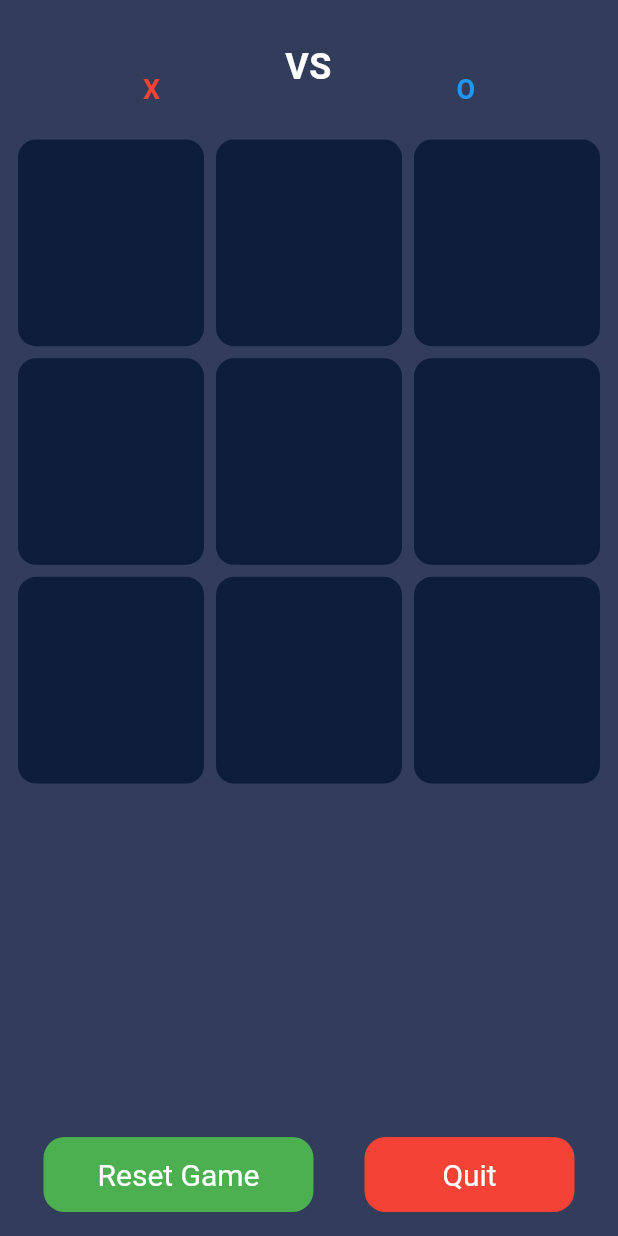
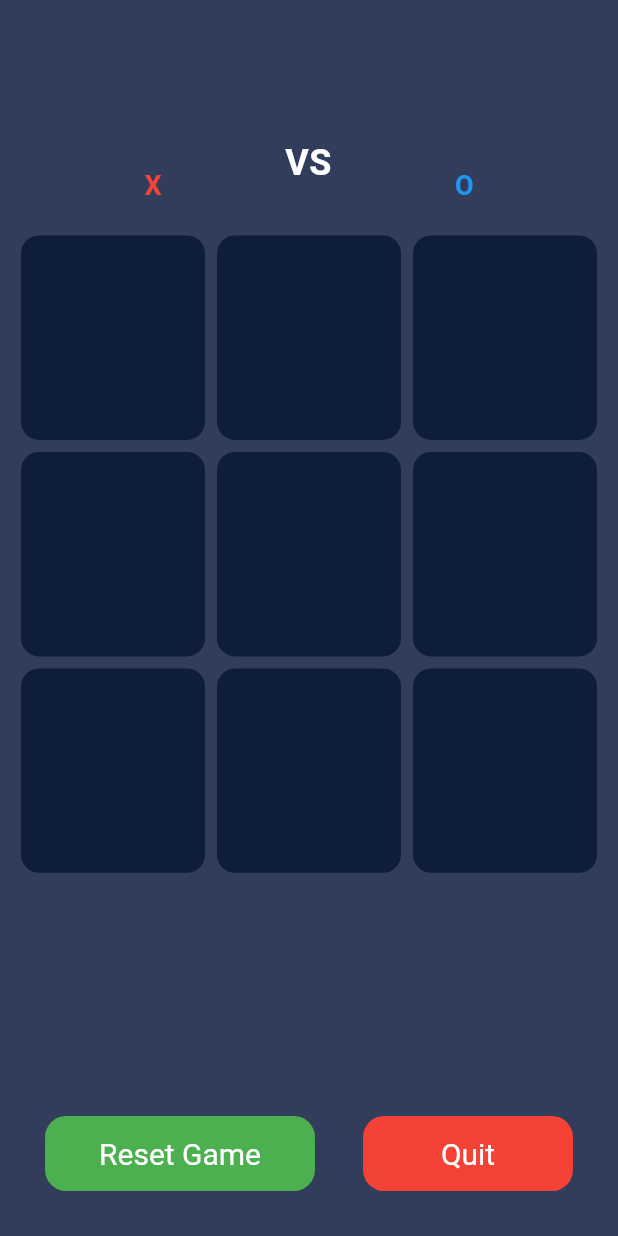
Before and after one commit to AhmedKhedr1/Tic_Tac_Toe, a Flutter app: the Gameview screen opened directly with empty values, on a phone screen of 412 x 824 dp. Run offline on Flutter 3.47's test engine with Material 3 defaults, Android fonts, the phone set to English and light mode, and no system bars.

Commit message:
ui changes

```diff
--- a/lib/Views/GameView.dart
+++ b/lib/Views/GameView.dart
@@ -28,7 +28,8 @@ class _GameviewState extends State<Gameview> {
     return Scaffold(
       backgroundColor: KBackgroundColor,
       body: Padding(
-        padding: const EdgeInsets.symmetric(horizontal: 12, vertical: 16),
+        padding:
+            const EdgeInsets.only(top: 80, bottom: 30, right: 14, left: 14),
         child: Column(
           children: [
             PlayerNameBar(
```
